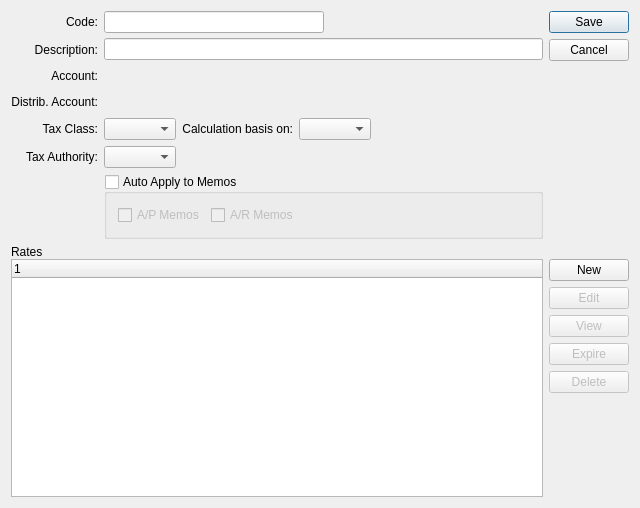
This is guiclient/taxCode.ui in discountscott/qt-client as Qt 5 draws it before an edit. The edited form follows.
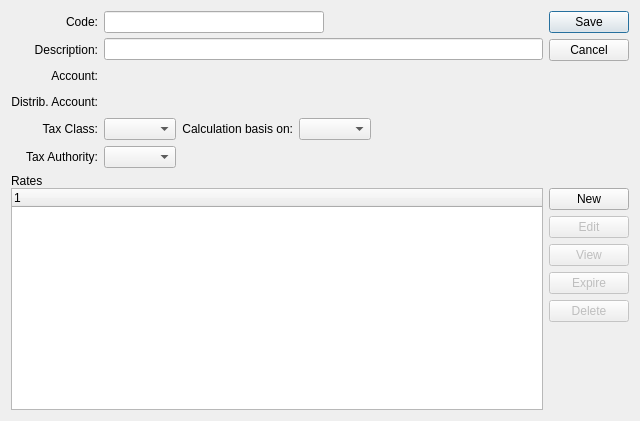
This is the edited form. Custom widgets are drawn as their Qt base class.

Diff of the .ui file:
```diff
--- a/guiclient/taxCode.ui
+++ b/guiclient/taxCode.ui
@@ -14,7 +14,7 @@
     <x>0</x>
     <y>0</y>
     <width>640</width>
-    <height>508</height>
+    <height>421</height>
    </rect>
   </property>
   <property name="windowTitle">
@@ -154,61 +154,6 @@
          </item>
         </layout>
        </item>
-       <item row="6" column="1">
-        <widget class="QGroupBox" name="_autoApplyMemo">
-         <property name="toolTip">
-          <string>Tax automatically applied to Memo depending on Tax Zone</string>
-         </property>
-         <property name="title">
-          <string>Auto Apply to Memos</string>
-         </property>
-         <property name="checkable">
-          <bool>true</bool>
-         </property>
-         <property name="checked">
-          <bool>false</bool>
-         </property>
-         <layout class="QVBoxLayout" name="verticalLayout_3">
-          <item>
-           <layout class="QHBoxLayout" name="horizontalLayout_7">
-            <item>
-             <widget class="QCheckBox" name="_autoAP">
-              <property name="toolTip">
-               <string>Taxation applicable to A/P Memos</string>
-              </property>
-              <property name="text">
-               <string>A/P Memos</string>
-              </property>
-             </widget>
-            </item>
-            <item>
-             <widget class="QCheckBox" name="_autoAR">
-              <property name="toolTip">
-               <string>Taxation applicable to A/R Memos</string>
-              </property>
-              <property name="text">
-               <string>A/R Memos</string>
-              </property>
-             </widget>
-            </item>
-            <item>
-             <spacer name="horizontalSpacer_6">
-              <property name="orientation">
-               <enum>Qt::Horizontal</enum>
-              </property>
-              <property name="sizeHint" stdset="0">
-               <size>
-                <width>40</width>
-                <height>20</height>
-               </size>
-              </property>
-             </spacer>
-            </item>
-           </layout>
-          </item>
-         </layout>
-        </widget>
-       </item>
        <item row="4" column="1">
         <layout class="QHBoxLayout" name="horizontalLayout_5">
          <item>
```
Left out of the diff: 37 changed lines with no effect on the pictures.
